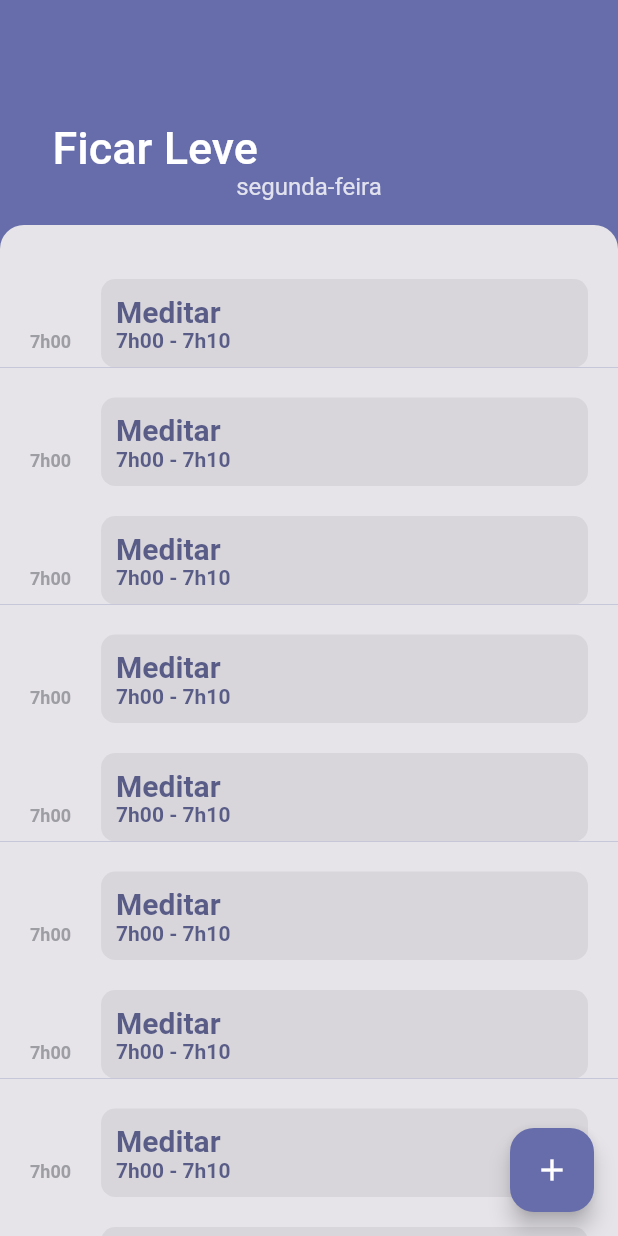
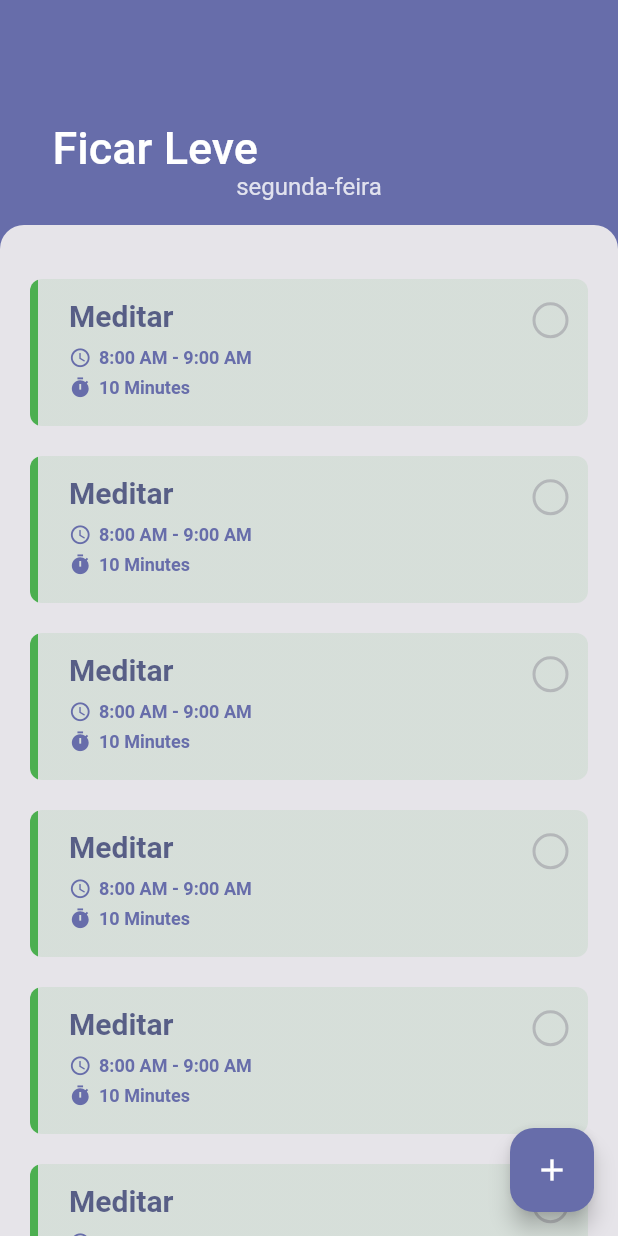
Before and after one commit to doisum/doisum-mobile, a Flutter app: the screen it shows after launch, on a phone screen of 412 x 824 dp. Run offline on Flutter 3.47's test engine with Material 2 defaults, Android fonts, the phone set to English and light mode, and no system bars; our stand-ins replace sqflite; accounts and stored records are empty.

Commit message:
Redesign Taskcard layout and add task toggle activity

```diff
--- a/lib/presentation/components/task_card.dart
+++ b/lib/presentation/components/task_card.dart
@@ -1,4 +1,5 @@
 import 'package:flutter/widgets.dart';
+import 'package:flutter/material.dart';
 import 'package:healthy_routine_mobile/healthy_routine.dart';
 
 class TaskCard extends StatefulWidget {
@@ -9,36 +10,78 @@ class TaskCard extends StatefulWidget {
 }
 
 class _TaskCardState extends State<TaskCard> {
+  bool isSelected = false;
+
+  void toggleSelected() {
+    setState(() => isSelected = !isSelected);
+  }
+
   @override
   Widget build(BuildContext context) {
-    return Row(
-      crossAxisAlignment: CrossAxisAlignment.end,
-      children: <Widget>[
-        TimelineStepper().padding(0, bottom: 10),
-        SizedBox(width: 20),
-        Expanded(child: TaskCardContent().padding(0, top: 20)),
-      ],
+    return GestureDetector(
+      onTap: toggleSelected,
+      child: TaskCardContent(
+              title: "Meditar",
+              schedule: "8:00 AM - 9:00 AM",
+              duration: "10 Minutes",
+              color: Colors.green,
+              isSelected: this.isSelected)
+          .padding(0, top: 20),
     ).padding(0, horizontal: 20);
   }
 }
 
 class TaskCardContent extends StatelessWidget {
-  const TaskCardContent({Key key}) : super(key: key);
+  final String title;
+  final String schedule;
+  final String duration;
+  final Color color;
+  final bool isSelected;
+
+  const TaskCardContent(
+      {Key key,
+      @required this.title,
+      @required this.schedule,
+      @required this.duration,
+      @required this.color,
+      @required this.isSelected})
+      : super(key: key);
 
   @override
   Widget build(BuildContext context) {
     return Container(
-      decoration: roundDecoration(color: LIGHT_GRAY.withAlpha(50), radius: 9.5),
+      decoration: BoxDecoration(
+        gradient: new LinearGradient(
+            stops: [0.015, 0.015],
+            colors: [this.color, this.color.withOpacity(0.1)]),
+        borderRadius: BorderRadius.all(
+          Radius.circular(8),
+        ),
+      ),
+      // decoration: roundDecoration(color: GREEN.withAlpha(50), radius: 9.5),
       child: Column(
-        crossAxisAlignment: CrossAxisAlignment.start,
-        children: [
-          Text(
-            'Meditar',
-            style: BOLD,
-          ),
-          Text('7h00 - 7h10'),
-        ],
-      ).padding(10),
+        children: <Widget>[
+          Row(
+            mainAxisAlignment: MainAxisAlignment.spaceBetween,
+            children: <Widget>[
+              Align(
+                  alignment: Alignment.topLeft,
+                  child: Text(
+                    this.title,
+                    style: BOLD,
+                  ).padding(0, bottom: 6)),
+              Align(
+                alignment: Alignment.topRight,
+                child: RoundedCheckbox(
+                  isSelected: this.isSelected,
+                ),
+              )
+            ],
+          ).padding(0, bottom: 3),
+          TaskSchedule(schedule: this.schedule),
+          TaskDuration(duration: this.duration),
+        ].padding(0, left: 13),
+      ).padding(13),
     );
   }
 }
--- a/lib/presentation/components/timeline_stepper.dart
+++ b/lib/presentation/components/timeline_stepper.dart
@@ -1,18 +1,48 @@
+import 'package:flutter/material.dart';
 import 'package:flutter/widgets.dart';
 import 'package:healthy_routine_mobile/healthy_routine.dart';
 
-class TimelineStepper extends StatelessWidget {
-  const TimelineStepper({Key key}) : super(key: key);
+class TaskSchedule extends StatelessWidget {
+  final String schedule;
+  const TaskSchedule({Key key, @required this.schedule}) : super(key: key);
 
   @override
   Widget build(BuildContext context) {
-    return Text(
-      '7h00',
-      style: TextStyle(
-        color: DARK_GRAY,
-        fontWeight: FontWeight.bold,
-        fontSize: 12,
-      ),
-    );
+    return Row(
+      children: <Widget>[
+        Icon(Icons.access_time, size: 15, color: PURPLE,),
+        Text(
+          this.schedule,
+          style: TextStyle(
+            color: PURPLE,
+            fontWeight: FontWeight.bold,
+            fontSize: 12,
+          ),
+        ).padding(0, left: 5)
+      ],
+    ).padding(0, bottom: 5);
   }
 }
+
+class TaskDuration extends StatelessWidget {
+  final String duration;
+
+  const TaskDuration({Key key, @required this.duration}) : super(key: key);
+
+  @override
+  Widget build(BuildContext context) {
+    return Row(
+      children: <Widget>[
+        Icon(Icons.timer, size: 15, color: PURPLE,),
+        Text(
+          this.duration,
+          style: TextStyle(
+            color: PURPLE,
+            fontWeight: FontWeight.bold,
+            fontSize: 12,
+          ),
+        ).padding(0, left: 5)
+      ],
+    ).padding(0, bottom: 5);
+  }
+}
```
